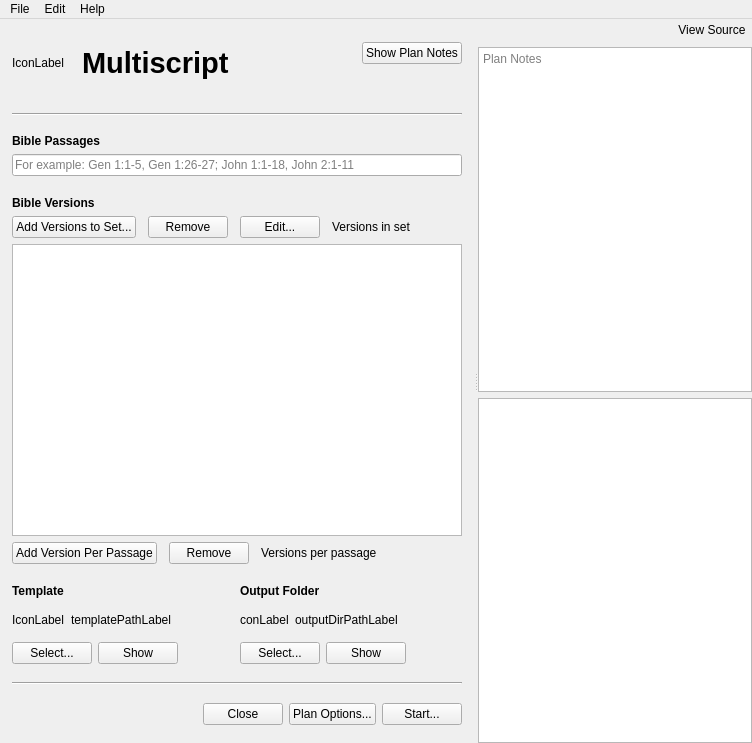
First picture: the form in multiscript/ui/main_window.ui, repository multiscript/multiscript, before the edit.
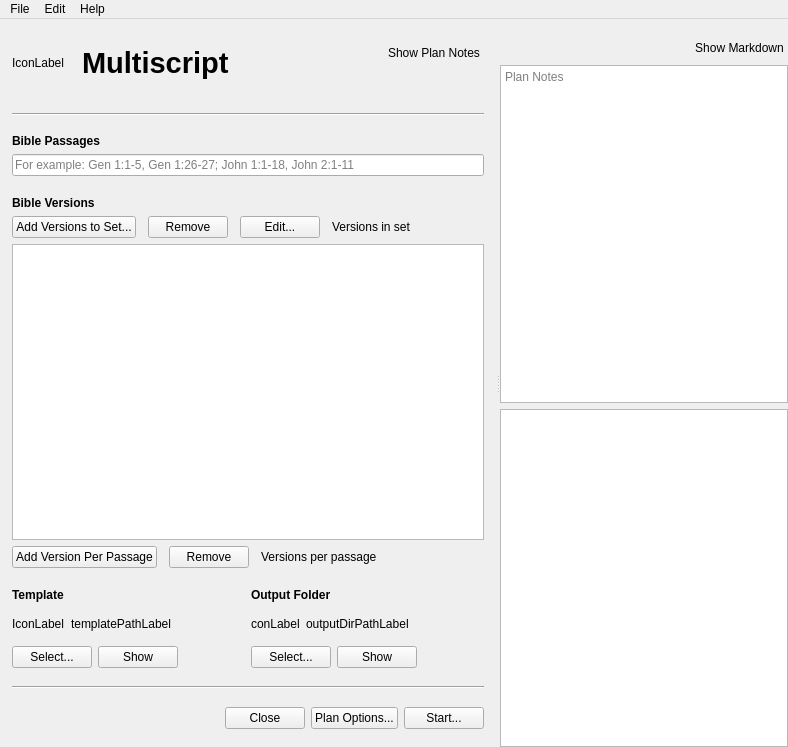
Second picture: the form after the edit. Custom widgets are drawn as their Qt base class.

Commit message: Hide/show plan notes and source

The edit to the form file:
```diff
--- a/multiscript/ui/main_window.ui
+++ b/multiscript/ui/main_window.ui
@@ -6,8 +6,8 @@
    <rect>
     <x>0</x>
     <y>0</y>
-    <width>752</width>
-    <height>743</height>
+    <width>788</width>
+    <height>747</height>
    </rect>
   </property>
   <property name="sizePolicy">
@@ -35,6 +35,12 @@
     </property>
     <item>
      <widget class="QSplitter" name="splitter">
+      <property name="sizePolicy">
+       <sizepolicy hsizetype="Preferred" vsizetype="Preferred">
+        <horstretch>0</horstretch>
+        <verstretch>0</verstretch>
+       </sizepolicy>
+      </property>
       <property name="orientation">
        <enum>Qt::Horizontal</enum>
       </property>
@@ -137,6 +143,9 @@
                  <property name="checkable">
                   <bool>true</bool>
                  </property>
+                 <property name="flat">
+                  <bool>true</bool>
+                 </property>
                 </widget>
                </item>
                <item>
@@ -585,6 +594,9 @@
        </layout>
       </widget>
       <widget class="QWidget" name="sidePanelWidget" native="true">
+       <property name="enabled">
+        <bool>true</bool>
+       </property>
        <property name="sizePolicy">
         <sizepolicy hsizetype="MinimumExpanding" vsizetype="MinimumExpanding">
          <horstretch>0</horstretch>
@@ -593,11 +605,14 @@
        </property>
        <property name="minimumSize">
         <size>
-         <width>150</width>
+         <width>250</width>
          <height>100</height>
         </size>
        </property>
        <layout class="QVBoxLayout" name="verticalLayout_5">
+        <property name="topMargin">
+         <number>18</number>
+        </property>
         <item>
          <layout class="QHBoxLayout" name="horizontalLayout">
           <item>
@@ -616,7 +631,7 @@
           <item>
            <widget class="QPushButton" name="toggleSourceButton">
             <property name="text">
-             <string>View Source</string>
+             <string>Show Markdown</string>
             </property>
             <property name="checkable">
              <bool>true</bool>
@@ -677,7 +692,7 @@
     <rect>
      <x>0</x>
      <y>0</y>
-     <width>752</width>
+     <width>788</width>
      <height>22</height>
     </rect>
    </property>
```
Left out of the diff: 2 changed lines with no effect on the pictures. The commit also changes 2 other files.
